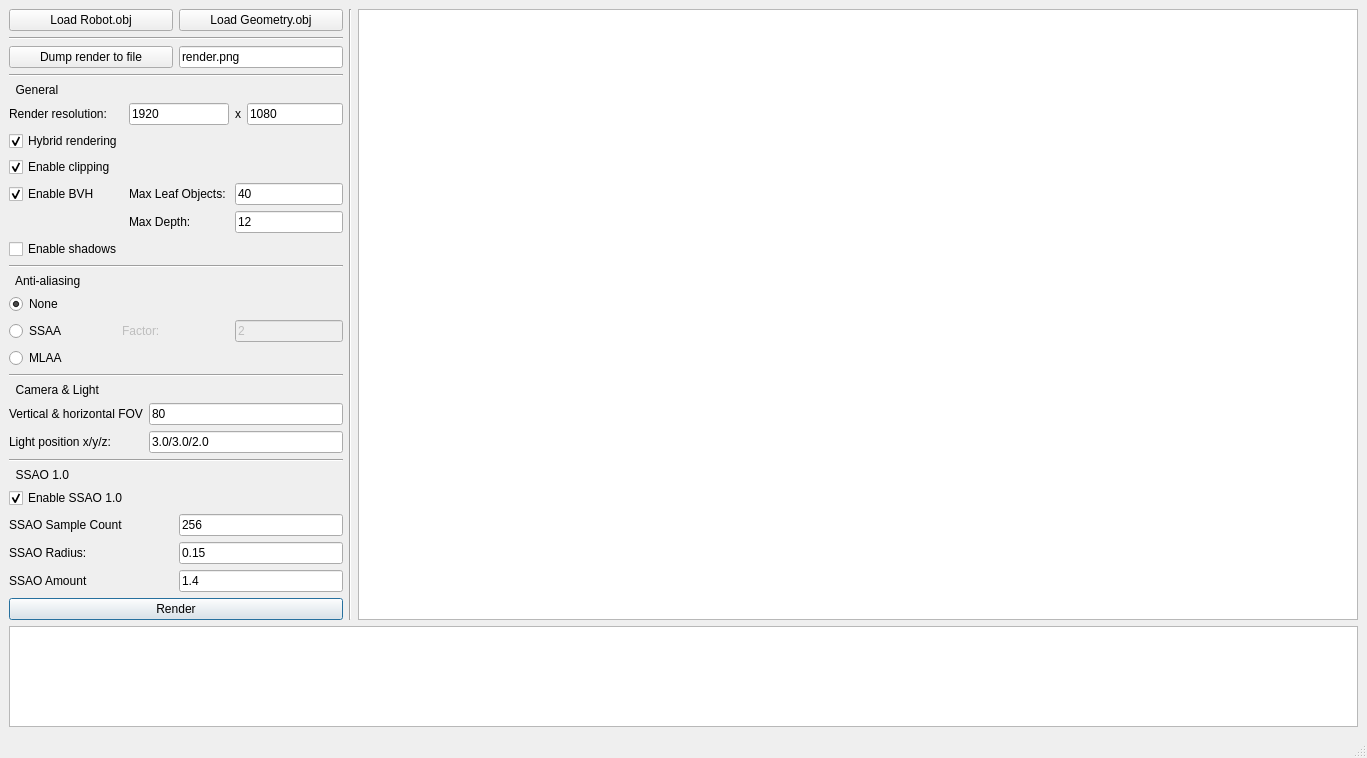
Before: the Qt Designer form tp2/projets/QT/mainwindow.ui in TomClabault/RayTracerCPP, drawn with Qt 5.
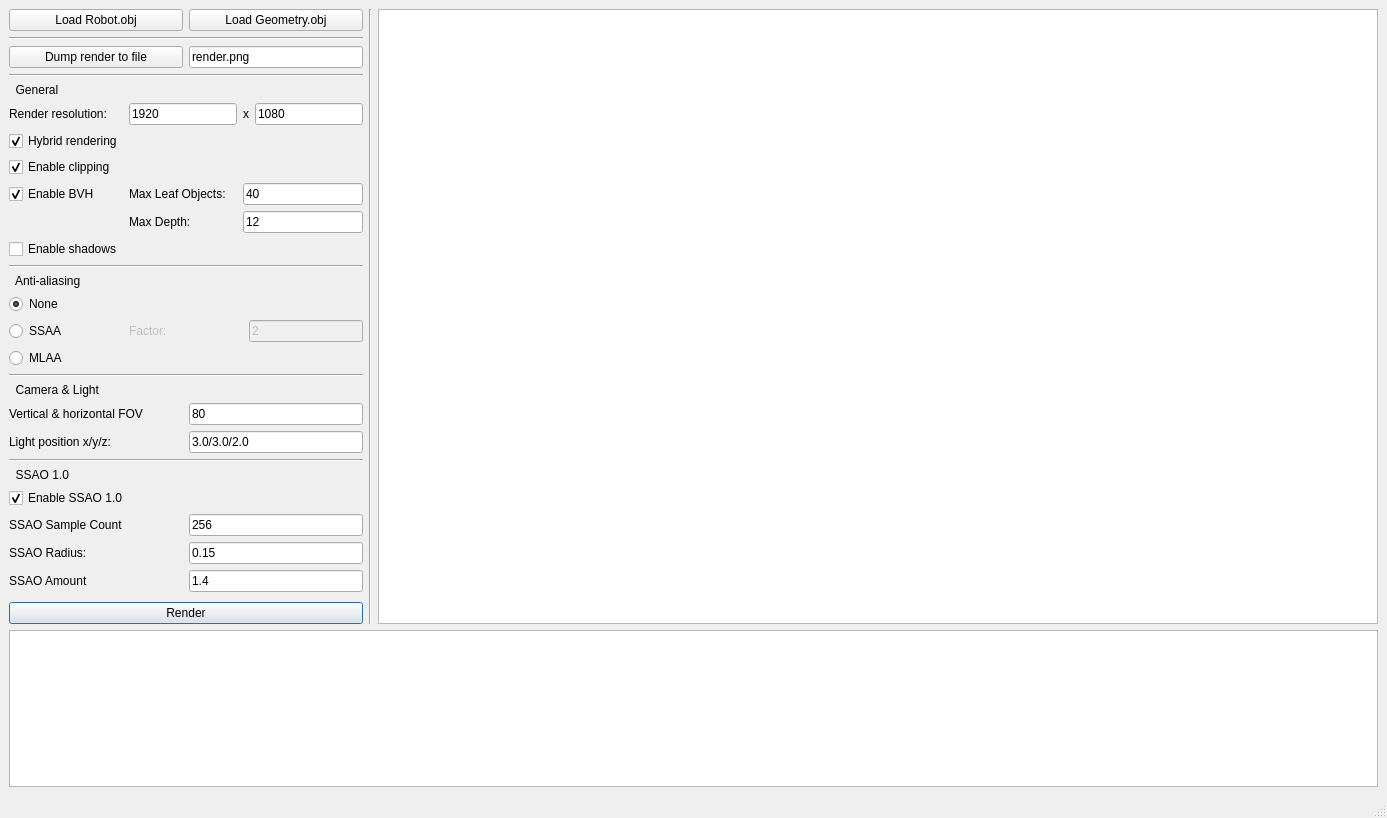
After: the same form once the commit is applied.

Commit message: Fixed UI scaling issue

The edit to the form file:
```diff
--- a/tp2/projets/QT/mainwindow.ui
+++ b/tp2/projets/QT/mainwindow.ui
@@ -6,8 +6,8 @@
    <rect>
     <x>0</x>
     <y>0</y>
-    <width>1343</width>
-    <height>758</height>
+    <width>1371</width>
+    <height>818</height>
    </rect>
   </property>
   <property name="windowTitle">
@@ -132,7 +132,7 @@
             <item>
              <widget class="QLineEdit" name="render_height_edit">
               <property name="sizePolicy">
-               <sizepolicy hsizetype="Preferred" vsizetype="Preferred">
+               <sizepolicy hsizetype="Minimum" vsizetype="Preferred">
                 <horstretch>0</horstretch>
                 <verstretch>0</verstretch>
                </sizepolicy>
@@ -244,7 +244,7 @@
           <item row="0" column="1">
            <widget class="QLineEdit" name="render_width_edit">
             <property name="sizePolicy">
-             <sizepolicy hsizetype="Preferred" vsizetype="Preferred">
+             <sizepolicy hsizetype="Minimum" vsizetype="Preferred">
               <horstretch>0</horstretch>
               <verstretch>0</verstretch>
              </sizepolicy>
@@ -422,6 +422,12 @@
           </item>
           <item row="1" column="1">
            <widget class="QLineEdit" name="light_position_edit">
+            <property name="sizePolicy">
+             <sizepolicy hsizetype="Minimum" vsizetype="Fixed">
+              <horstretch>0</horstretch>
+              <verstretch>0</verstretch>
+             </sizepolicy>
+            </property>
             <property name="text">
              <string>3.0/3.0/2.0</string>
             </property>
```
Left out of the diff: 2 changed lines with no effect on the pictures.
